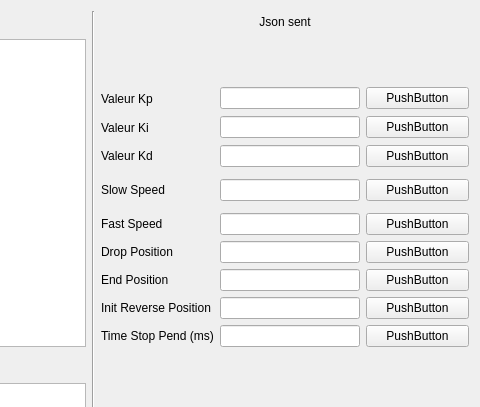
Above: Code_Qt/mainwindow.ui from Swing-Genesis/S3-PROJET before the change; both pictures show x 428 to 908 and y 0 to 407 of the 908 by 698 pixel window. Below: the same form after it.
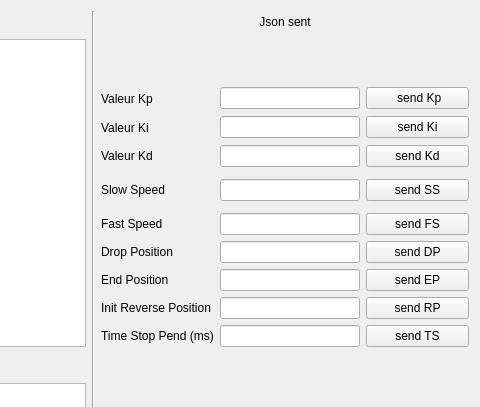
That is the form after the change. Custom widgets are drawn as their Qt base class.

Commit message: Named the buttons

What changed in the file:
```diff
--- a/Code_Qt/mainwindow.ui
+++ b/Code_Qt/mainwindow.ui
@@ -24,14 +24,14 @@
     <item row="11" column="8">
      <widget class="QPushButton" name="pb_SS">
       <property name="text">
-       <string>PushButton</string>
+       <string>send SS</string>
       </property>
      </widget>
     </item>
     <item row="14" column="8">
      <widget class="QPushButton" name="pb_DP">
       <property name="text">
-       <string>PushButton</string>
+       <string>send DP</string>
       </property>
      </widget>
     </item>
@@ -75,7 +75,7 @@
     <item row="13" column="8">
      <widget class="QPushButton" name="pb_FS">
       <property name="text">
-       <string>PushButton</string>
+       <string>send FS</string>
       </property>
      </widget>
     </item>
@@ -155,7 +155,7 @@
     <item row="8" column="8">
      <widget class="QPushButton" name="pb_Ki">
       <property name="text">
-       <string>PushButton</string>
+       <string>send Ki</string>
       </property>
      </widget>
     </item>
@@ -207,7 +207,7 @@
     <item row="16" column="8">
      <widget class="QPushButton" name="pb_InitRversePosition">
       <property name="text">
-       <string>PushButton</string>
+       <string>send RP</string>
       </property>
      </widget>
     </item>
@@ -277,7 +277,7 @@
     <item row="9" column="8">
      <widget class="QPushButton" name="pb_Kd">
       <property name="text">
-       <string>PushButton</string>
+       <string>send Kd</string>
       </property>
      </widget>
     </item>
@@ -298,7 +298,7 @@
     <item row="17" column="8">
      <widget class="QPushButton" name="pb_TimeStopPend">
       <property name="text">
-       <string>PushButton</string>
+       <string>send TS</string>
       </property>
      </widget>
     </item>
@@ -315,7 +315,7 @@
     <item row="7" column="8">
      <widget class="QPushButton" name="pb_Kp">
       <property name="text">
-       <string>PushButton</string>
+       <string> send Kp</string>
       </property>
      </widget>
     </item>
@@ -329,7 +329,7 @@
     <item row="15" column="8">
      <widget class="QPushButton" name="pb_EP">
       <property name="text">
-       <string>PushButton</string>
+       <string>send EP</string>
       </property>
      </widget>
     </item>
```
